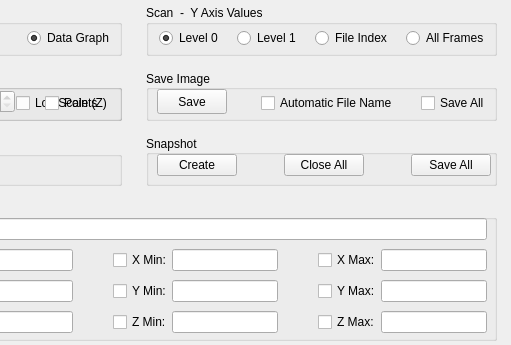
Before: the Qt Designer form slsDetectorGui/forms/form_tab_plot.ui in slsdetectorgroup/slsDetectorPackage, drawn with Qt 5; both pictures show x 264 to 775 and y 0 to 345 of the 775 by 345 pixel window.
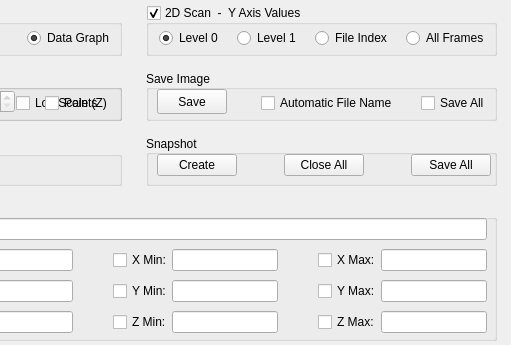
After: the same form once the commit is applied.

What changed in the file:
```diff
--- a/slsDetectorGui/forms/form_tab_plot.ui
+++ b/slsDetectorGui/forms/form_tab_plot.ui
@@ -487,13 +487,13 @@
     </rect>
    </property>
    <property name="title">
-    <string>Scan  -  Y Axis Values</string>
+    <string>2D Scan  -  Y Axis Values</string>
    </property>
    <property name="checkable">
-    <bool>false</bool>
+    <bool>true</bool>
    </property>
    <property name="checked">
-    <bool>false</bool>
+    <bool>true</bool>
    </property>
    <widget class="QWidget" name="horizontalLayoutWidget_3">
     <property name="geometry">
```
Left out of the diff: 2 changed lines with no effect on the pictures.
